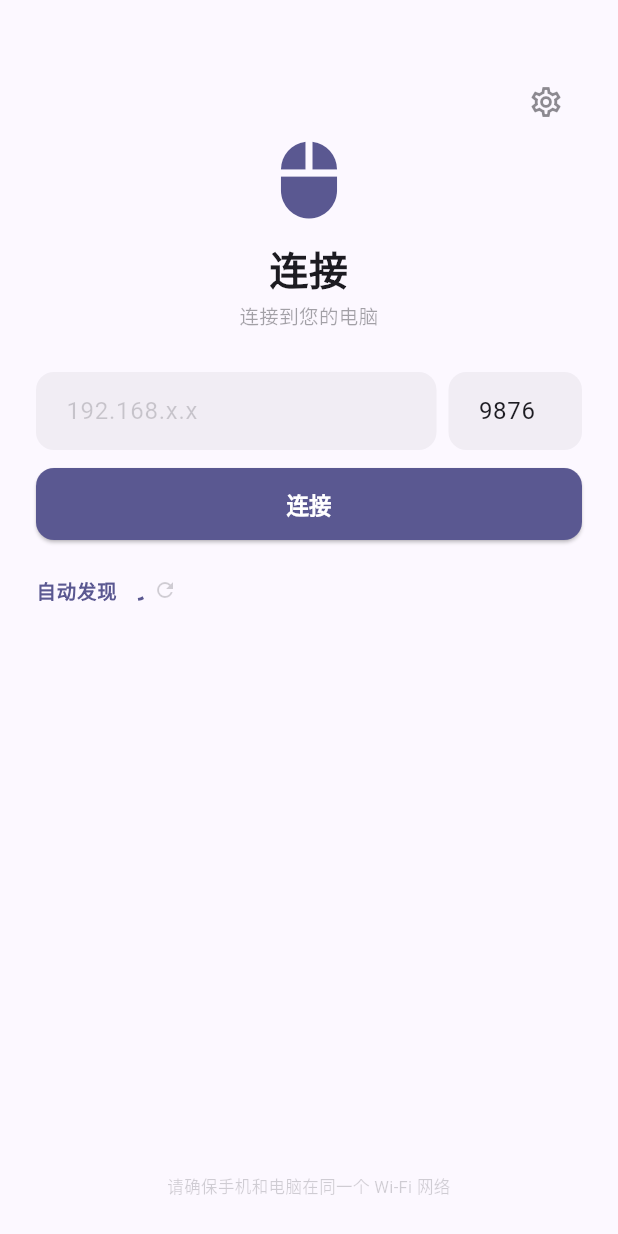
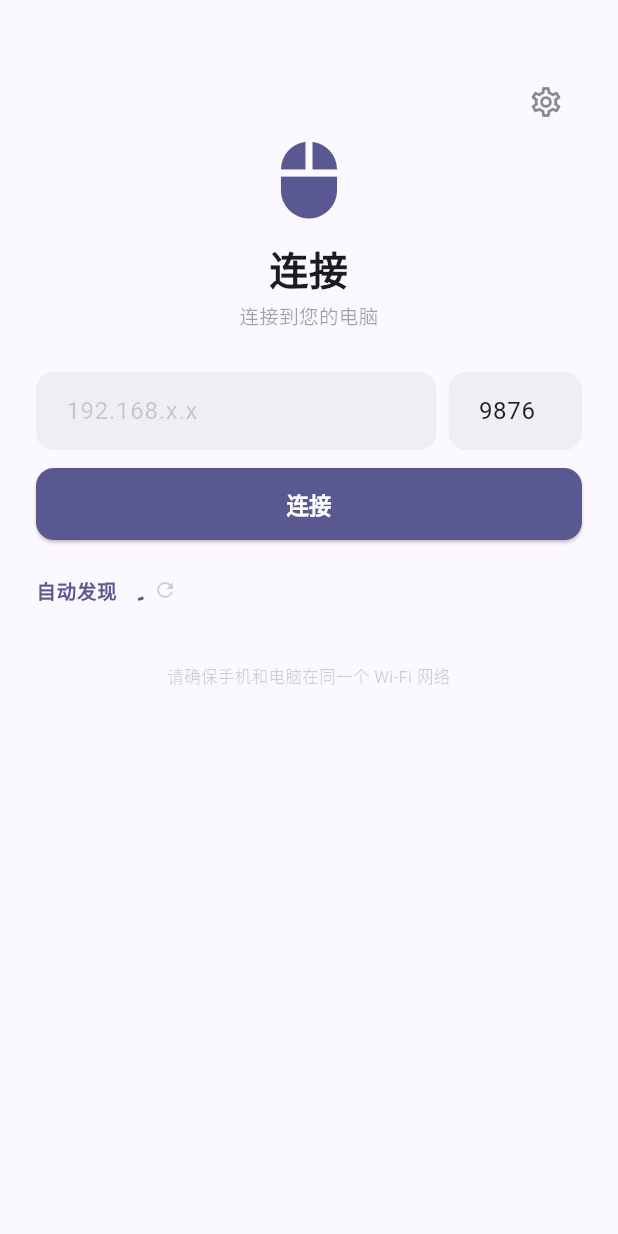
Before and after one commit to yophon/remote-mouse, a Flutter app: the screen it shows after launch, on a phone screen of 412 x 824 dp. Run offline on Flutter 3.47's test engine with Material 3 defaults, Android fonts, the phone set to English and light mode, and no system bars; our stand-ins replace shared_preferences; missing offline and left inert: nsd.

Commit message:
defaults: landscape, speed 6, precision on, scroll 4.5, natural scroll on; connect page fully scrollable for landscape

```diff
--- a/mobile/lib/pages/connect_page.dart
+++ b/mobile/lib/pages/connect_page.dart
@@ -122,10 +122,8 @@ class _ConnectPageState extends State<ConnectPage> {
     return Scaffold(
       backgroundColor: cs.surface,
       body: SafeArea(
-        child: Padding(
+        child: ListView(
           padding: const EdgeInsets.all(24),
-          child: Column(
-            crossAxisAlignment: CrossAxisAlignment.stretch,
           children: [
             const SizedBox(height: 20),
             // Header
@@ -220,10 +218,6 @@ class _ConnectPageState extends State<ConnectPage> {
             ],
             const SizedBox(height: 24),
 
-              // Sections list
-              Expanded(
-                child: ListView(
-                  children: [
             // Discovered
             _buildSection(
                 title: _settings.text('discovered'),
@@ -292,10 +286,8 @@ class _ConnectPageState extends State<ConnectPage> {
                       ),
                     )),
               ),
-                  ],
-                ),
-              ),
 
+            const SizedBox(height: 12),
             Text(
               _settings.text('wifi_notice'),
               textAlign: TextAlign.center,
@@ -303,7 +295,6 @@ class _ConnectPageState extends State<ConnectPage> {
                   color: cs.onSurface.withValues(alpha: 0.2), fontSize: 11),
             ),
           ],
-          ),
         ),
       ),
     );
--- a/mobile/lib/services/settings_service.dart
+++ b/mobile/lib/services/settings_service.dart
@@ -12,14 +12,14 @@ class SettingsService extends ChangeNotifier {
   // Defaults
   ThemeMode _themeMode = ThemeMode.light;
   TransportMode _transportMode = TransportMode.hybrid;
-  double _sensitivity = 1.5;
-  double _scrollSensitivity = 2.0;
+  double _sensitivity = 6.0;
+  double _scrollSensitivity = 4.5;
   bool _invertMouse = false;
   bool _naturalScroll = true;
-  bool _enhancePrecision = false;
+  bool _enhancePrecision = true;
   bool _hapticFeedback = true;
   String _language = 'english'; // 'english' or 'chinese'
-  OrientationLock _orientationLock = OrientationLock.portrait;
+  OrientationLock _orientationLock = OrientationLock.landscape;
 
   ThemeMode get themeMode => _themeMode;
   TransportMode get transportMode => _transportMode;
@@ -45,17 +45,17 @@ class SettingsService extends ChangeNotifier {
     _transportMode = _prefs.getString('transportMode') == 'websocketOnly'
         ? TransportMode.websocketOnly
         : TransportMode.hybrid;
-    _sensitivity = _prefs.getDouble('sensitivity') ?? 1.5;
-    _scrollSensitivity = _prefs.getDouble('scrollSensitivity') ?? 2.0;
+    _sensitivity = _prefs.getDouble('sensitivity') ?? 6.0;
+    _scrollSensitivity = _prefs.getDouble('scrollSensitivity') ?? 4.5;
     _invertMouse = _prefs.getBool('invertMouse') ?? false;
     _naturalScroll = _prefs.getBool('naturalScroll') ?? true;
-    _enhancePrecision = _prefs.getBool('enhancePrecision') ?? false;
+    _enhancePrecision = _prefs.getBool('enhancePrecision') ?? true;
     _hapticFeedback = _prefs.getBool('hapticFeedback') ?? true;
     _language = _prefs.getString('language') ?? 'chinese';
-    final oriStr = _prefs.getString('orientationLock') ?? 'portrait';
+    final oriStr = _prefs.getString('orientationLock') ?? 'landscape';
     _orientationLock = OrientationLock.values.firstWhere(
       (e) => e.name == oriStr,
-      orElse: () => OrientationLock.portrait,
+      orElse: () => OrientationLock.landscape,
     );
     notifyListeners();
   }
```
Lines whose indentation alone changed are shown as unchanged.
